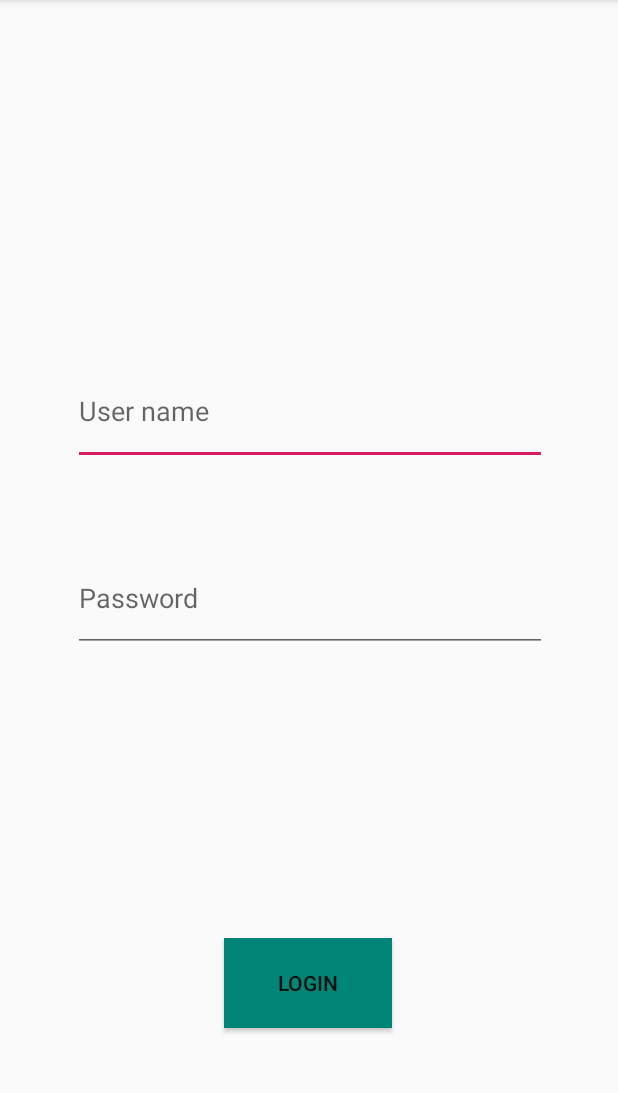
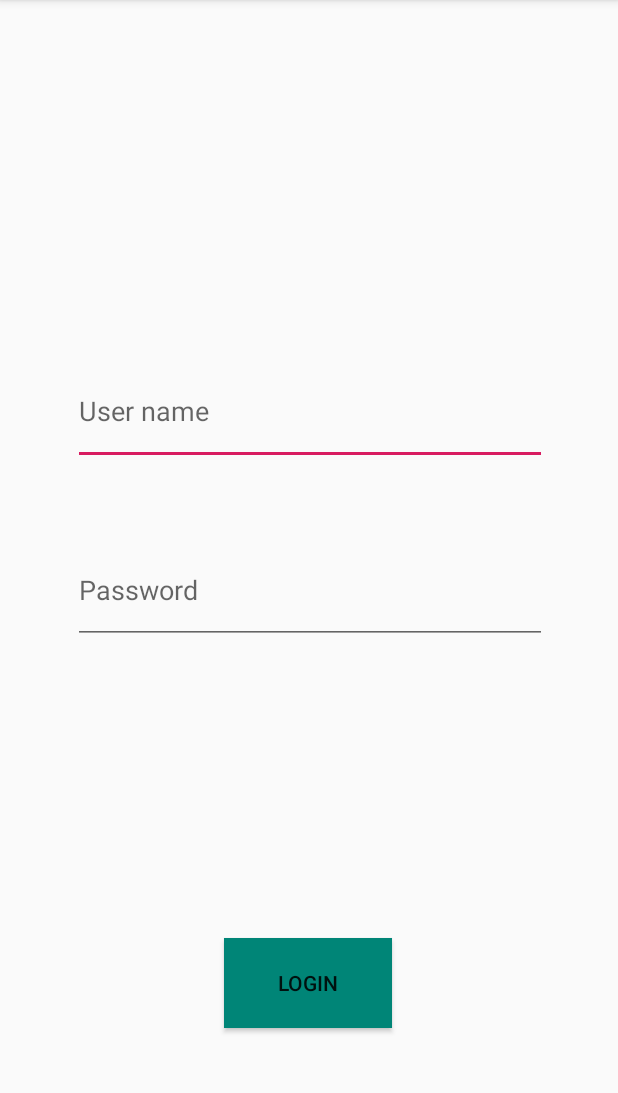
Before and after one commit to kayukbb/VendingMachine, an Android app: the LoginActivity screen opened directly, with no data from a screen before it, on a phone screen of 412 x 824 dp, the part 84-1177 px from its top. Run offline under Robolectric (Android 15) with nearby library versions, the phone set to English and light mode, and no system bars.

Commit message:
notebook testing

```diff
--- a/app/src/main/res/layout/activity_login.xml
+++ b/app/src/main/res/layout/activity_login.xml
@@ -45,5 +45,5 @@
         app:layout_constraintHorizontal_bias="0.505"
         app:layout_constraintStart_toStartOf="parent"
         app:layout_constraintTop_toBottomOf="@+id/editText"
-        app:layout_constraintVertical_bias="0.136" />
+        app:layout_constraintVertical_bias="0.122" />
 </androidx.constraintlayout.widget.ConstraintLayout>
```
